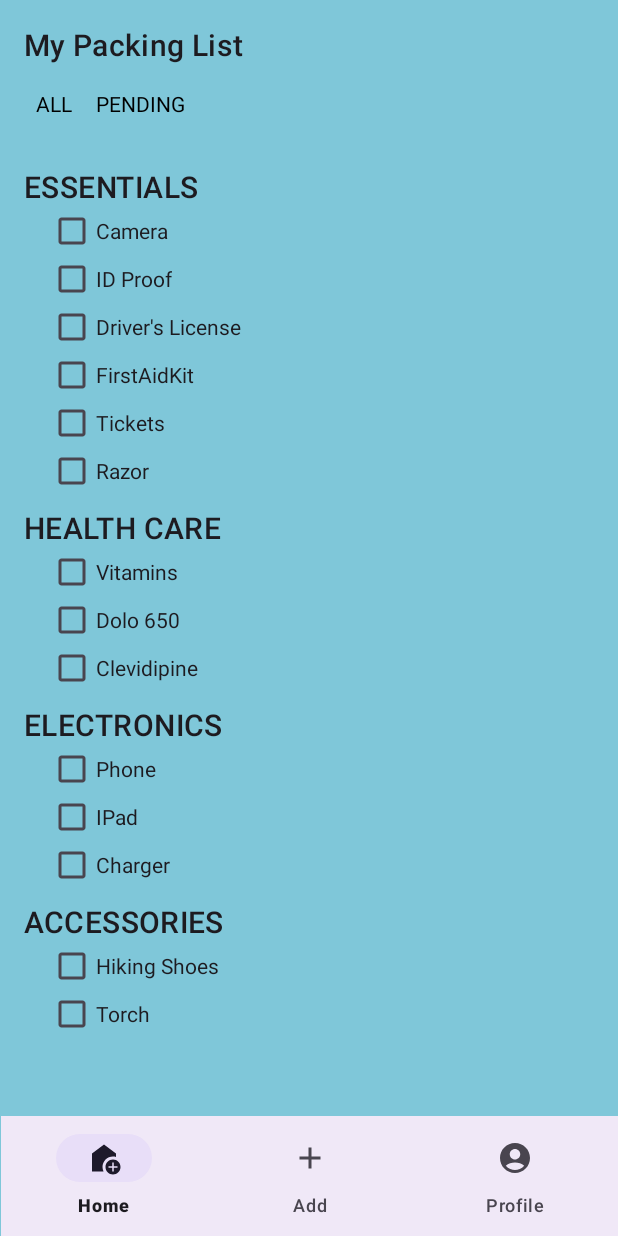
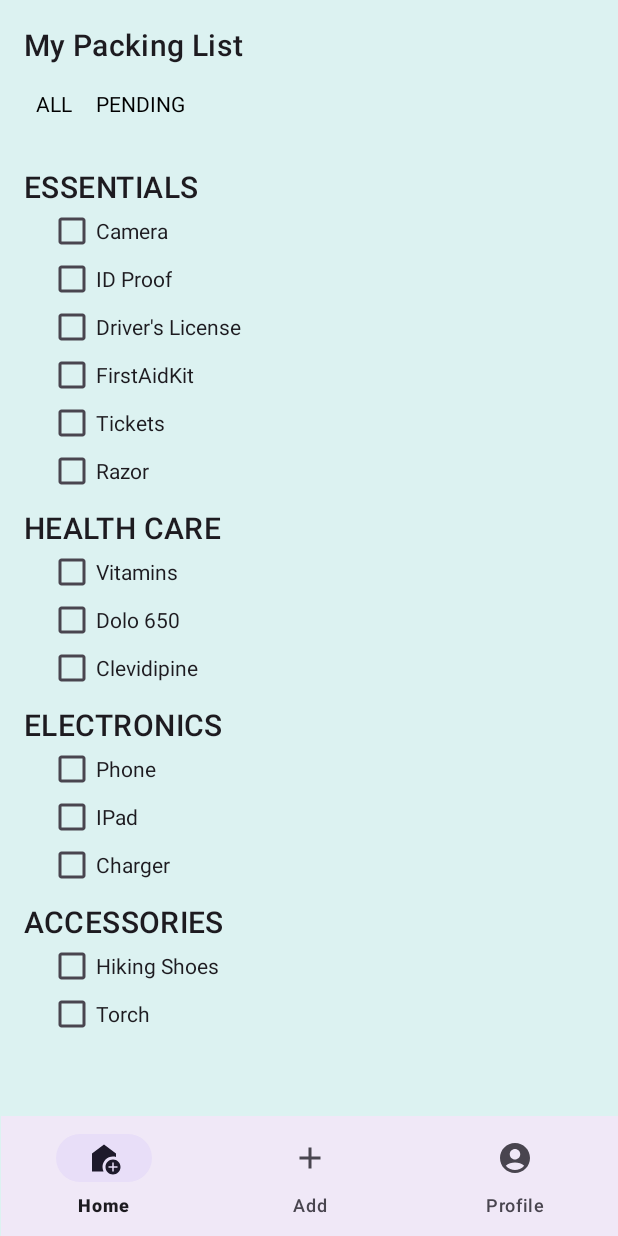
Before and after one commit to sanjanas01/Holidaze, an Android app: the PackingActivity screen opened directly, with no data from a screen before it, on a phone screen of 412 x 824 dp. Run offline under Robolectric (Android 15) with nearby library versions, the phone set to English and light mode, and no system bars.

Commit message:
final commit - 2

```diff
--- a/app/src/main/java/com/example/travel/TripsActivity.kt
+++ b/app/src/main/java/com/example/travel/TripsActivity.kt
@@ -7,6 +7,7 @@ import android.widget.ListView
 import android.widget.Toast
 import androidx.appcompat.app.AppCompatActivity
 import com.exampe.travel.Journey
+import com.google.android.material.bottomnavigation.BottomNavigationView
 import com.google.firebase.auth.FirebaseAuth
 import com.google.firebase.firestore.FirebaseFirestore
 import com.google.firebase.firestore.ktx.toObject
@@ -61,5 +62,7 @@ class TripsActivity : AppCompatActivity() {
             }
             startActivity(intent)
         }
+        val bottomNavigationView: BottomNavigationView = findViewById(R.id.bottomNavigationView)
+        BottomNavigation.setupBottomNavigation(this, bottomNavigationView)
     }
 }
--- a/app/src/main/res/layout/activity_packing_list.xml
+++ b/app/src/main/res/layout/activity_packing_list.xml
@@ -5,7 +5,7 @@ xmlns:tools="http://schemas.android.com/tools"
     xmlns:app="http://schemas.android.com/apk/res-auto"
 android:layout_width="match_parent"
 android:layout_height="match_parent"
-android:background="@color/blue2"
+android:background="@color/blue1"
 tools:context=".PackingActivity">
 
 <!-- Title -->
```
Also changed, not shown: app/src/main/res/layout/activity_trips.xml (+5 -6 lines).
